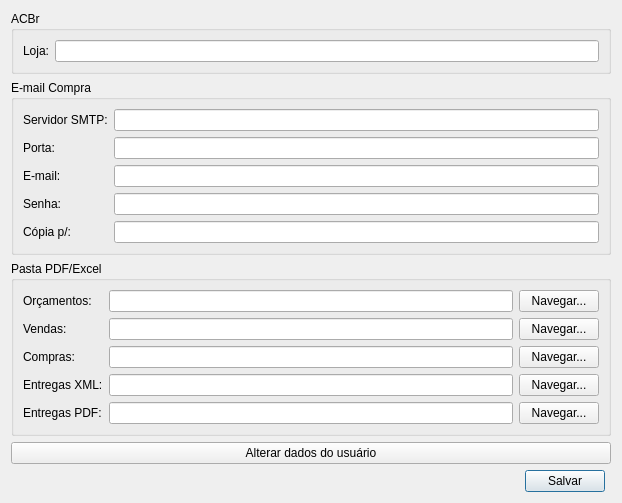
Above: ui/userconfig.ui from darktorres/ERP-STACCATO before the change. Below: the same form after it.
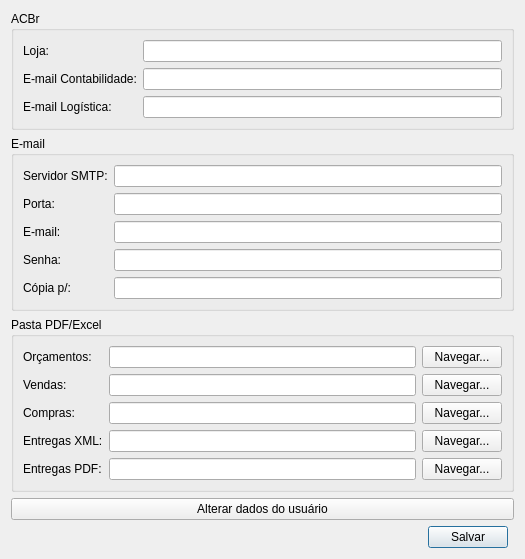
That is the form after the change. Custom widgets are drawn as their Qt base class.

```diff
--- a/ui/userconfig.ui
+++ b/ui/userconfig.ui
@@ -6,8 +6,8 @@
    <rect>
     <x>0</x>
     <y>0</y>
-    <width>622</width>
-    <height>469</height>
+    <width>525</width>
+    <height>553</height>
    </rect>
   </property>
   <property name="minimumSize">
@@ -43,7 +43,7 @@
    <item row="1" column="0" colspan="3">
     <widget class="QGroupBox" name="groupBoxEmailCompra">
      <property name="title">
-      <string>E-mail Compra</string>
+      <string>E-mail</string>
      </property>
      <layout class="QGridLayout" name="gridLayout_3">
       <item row="5" column="1">
@@ -109,6 +109,16 @@
       <string>ACBr</string>
      </property>
      <layout class="QGridLayout" name="gridLayout_2">
+      <item row="4" column="0">
+       <widget class="QLabel" name="label_12">
+        <property name="text">
+         <string>E-mail Contabilidade:</string>
+        </property>
+       </widget>
+      </item>
+      <item row="3" column="1">
+       <widget class="ItemBox" name="itemBoxLoja"/>
+      </item>
       <item row="3" column="0">
        <widget class="QLabel" name="label_11">
         <property name="text">
@@ -116,8 +126,18 @@
         </property>
        </widget>
       </item>
-      <item row="3" column="1">
-       <widget class="ItemBox" name="itemBoxLoja"/>
+      <item row="5" column="0">
+       <widget class="QLabel" name="label_13">
+        <property name="text">
+         <string>E-mail Logística:</string>
+        </property>
+       </widget>
+      </item>
+      <item row="4" column="1">
+       <widget class="QLineEdit" name="lineEditEmailContabilidade"/>
+      </item>
+      <item row="5" column="1">
+       <widget class="QLineEdit" name="lineEditEmailLogistica"/>
       </item>
      </layout>
     </widget>
```
Left out of the diff: 2 changed lines with no effect on the pictures.
